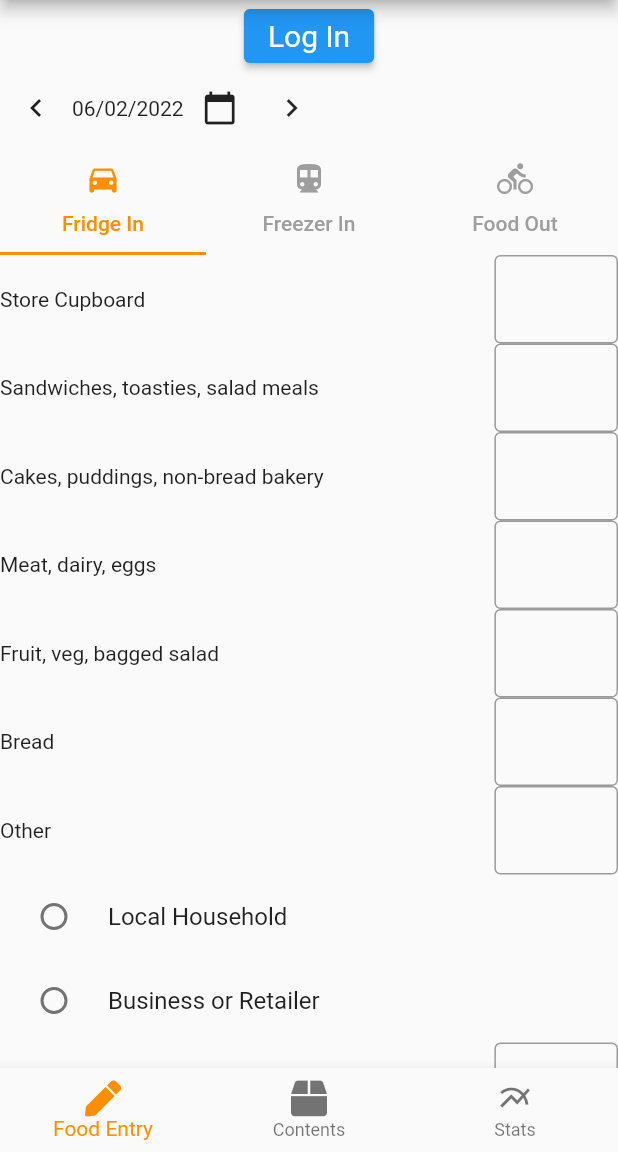
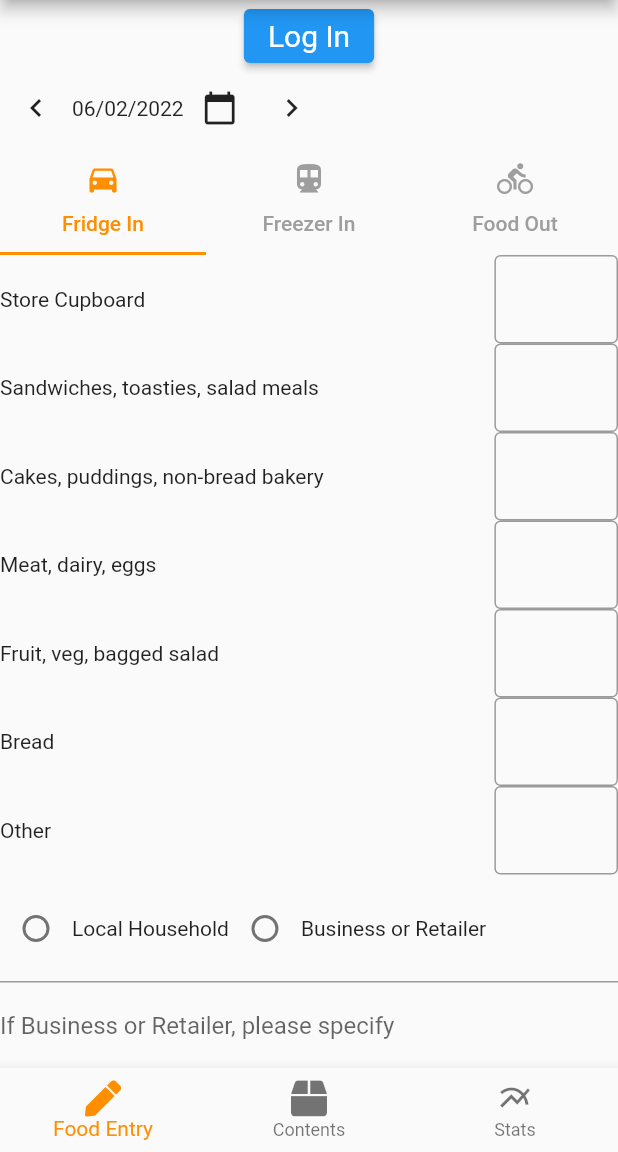
Before and after one commit to RebelliousUno/CommunityFridge, a Flutter app: the screen it shows after launch, on a phone screen of 412 x 824 dp, the part 84-1236 px from its top. Run offline on Flutter 3.47's test engine with Material 2 defaults, Android fonts, the phone set to English and light mode, and no system bars; drawn by our look-alikes of flutter_form_builder; our stand-ins replace font_awesome_flutter, form_builder_validators.

Commit message:
feat(): Food Entry basic

```diff
--- a/lib/food_entry.dart
+++ b/lib/food_entry.dart
@@ -1,6 +1,8 @@
 import 'package:community_fridge/app_model.dart';
 import 'package:flutter/material.dart';
 import 'package:flutter/services.dart';
+import 'package:flutter_form_builder/flutter_form_builder.dart';
+import 'package:form_builder_validators/form_builder_validators.dart';
 import 'package:provider/provider.dart';
 
 import 'date_widget.dart';
@@ -83,22 +85,23 @@ class FridgeIn extends StatefulWidget {
 
 class _FridgeInState extends State<FridgeIn> {
   void submitEntry(AppModel model) {
-    model.fridgeEntry;
+    _formKey.currentState?.save();
+    if (_formKey.currentState?.validate() == true) {
+      var submitted = model.submit(_formKey.currentState?.fields);
+      submitted.then((value) {
+        if (value) {
+          _formKey.currentState?.reset();
         }
-  _FoodWho? _who;
-
-  void foodWhoRadioChanged(_FoodWho? value) {
-    setState(() {
-      _who = value;
       });
     }
+  }
 
-  final GlobalKey<FormState> _formKey = GlobalKey<FormState>();
+  final _formKey = GlobalKey<FormBuilderState>();
 
   @override
   Widget build(BuildContext context) {
     return Consumer<AppModel>(builder: (context, model, child) {
-      return Form(
+      return FormBuilder(
           key: _formKey,
           child: Column(
             children: [
@@ -112,24 +115,27 @@ class _FridgeInState extends State<FridgeIn> {
                   "Fruit, veg, bagged salad", "key_salad", true),
               FoodDescriptionWidget("Bread", "key_bread", true),
               FoodDescriptionWidget("Other", "key_other", true),
-              RadioListTile<_FoodWho>(
-                title: const Text('Local Household'),
-                value: _FoodWho.household,
-                groupValue: _who,
-                onChanged: (_FoodWho? value) {
-                  foodWhoRadioChanged(value);
+              FormBuilderRadioGroup(
+                name: 'key_source',
+                validator: FormBuilderValidators.required(context),
+                options: [
+                  'Local Household',
+                  'Business or Retailer',
+                ]
+                    .map((lang) => FormBuilderFieldOption(value: lang))
+                    .toList(growable: false),
+              ),
+              FormBuilderTextField(
+                name: 'specify',
+                decoration: InputDecoration(labelText: 'If Business or Retailer, please specify'),
+                validator: (val) {
+                  if (_formKey.currentState?.fields['key_source']?.value == 'Business or Retailer' &&
+                      (val == null || val.isEmpty)) {
+                    return 'Please Specify';
+                  }
+                  return null;
                 },
               ),
-              RadioListTile<_FoodWho>(
-                title: const Text('Business or Retailer'),
-                value: _FoodWho.retailer,
-                groupValue: _who,
-                onChanged: (_FoodWho? value) {
-                  foodWhoRadioChanged(value);
-                },
-              ),
-              if (_who == _FoodWho.retailer)
-                FoodDescriptionWidget("Retailer?", "key_retailer", false),
               FoodDescriptionWidget("Weight in grams", "key_weight", true),
               ElevatedButton(
                   style: widget.style,
@@ -148,8 +154,8 @@ class FoodDescriptionWidget extends StatelessWidget {
   final String _modelKey;
   final bool _digitsOnly;
 
-  FoodDescriptionWidget(this._foodDescription, this._modelKey,
-      this._digitsOnly);
+  FoodDescriptionWidget(
+      this._foodDescription, this._modelKey, this._digitsOnly);
 
   @override
   Widget build(BuildContext context) {
@@ -158,16 +164,14 @@ class FoodDescriptionWidget extends StatelessWidget {
         Expanded(flex: 8, child: Text(_foodDescription)),
         Expanded(
             flex: 2,
-            child: TextFormField(
-              onSaved: (String? value) {
-                model.addFridgeEntry(_modelKey, value);
-              },
+            child: FormBuilderTextField(
               inputFormatters: [
                 if (_digitsOnly) FilteringTextInputFormatter.digitsOnly
               ],
               decoration: InputDecoration(border: OutlineInputBorder()),
-              keyboardType: _digitsOnly ? TextInputType.number : TextInputType
-                  .none,
+              keyboardType:
+                  _digitsOnly ? TextInputType.number : TextInputType.none,
+              name: _modelKey,
             )),
       ]);
     });
--- a/lib/main.dart
+++ b/lib/main.dart
@@ -3,6 +3,7 @@ import 'package:community_fridge/food_entry.dart';
 import 'package:community_fridge/login_widget.dart';
 import 'package:flutter/material.dart';
 import 'package:font_awesome_flutter/font_awesome_flutter.dart';
+import 'package:form_builder_validators/form_builder_validators.dart';
 import 'package:provider/provider.dart';
 
 void main() {
@@ -16,6 +17,7 @@ class MyApp extends StatelessWidget {
   Widget build(BuildContext context) {
     return MaterialApp(
       title: 'High Green Community Fridge',
+      localizationsDelegates: const [FormBuilderLocalizations.delegate],
       theme: ThemeData(
         // This is the theme of your application.
         //
--- a/pubspec.yaml
+++ b/pubspec.yaml
@@ -26,7 +26,9 @@ dependencies:
   font_awesome_flutter: 9.2.0
   intl: 0.17.0
   provider: ^6.0.0
-
+  flutter_form_builder: ^7.1.0
+  form_builder_validators: ^7.4.0
+  path_provider: ^2.0.8
 
   # The following adds the Cupertino Icons font to your application.
   # Use with the CupertinoIcons class for iOS style icons.
```
Also changed, not shown: lib/app_model.dart (+24 -1 lines), pubspec.lock. Lines whose indentation alone changed are shown as unchanged.
